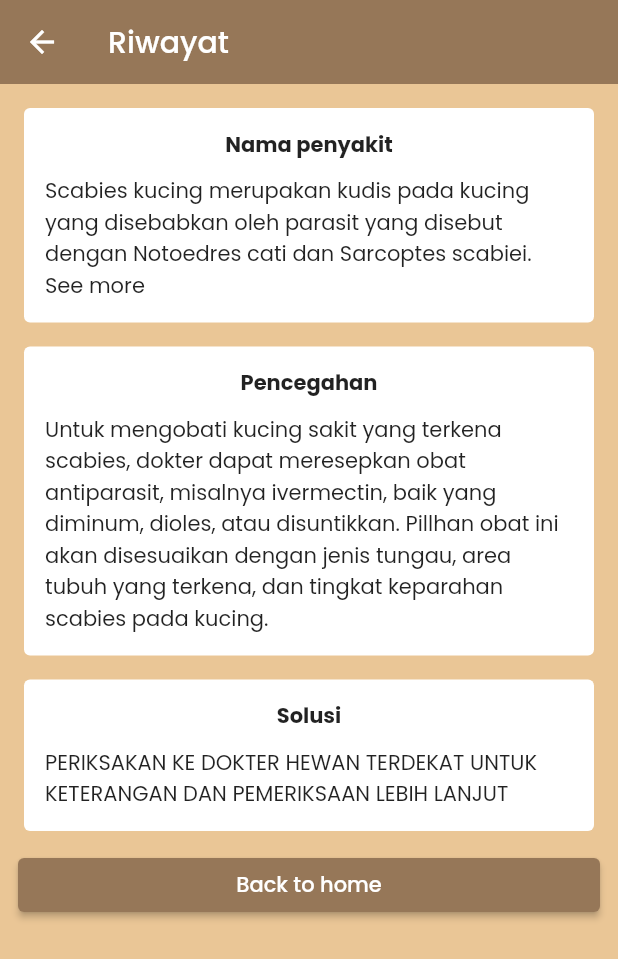
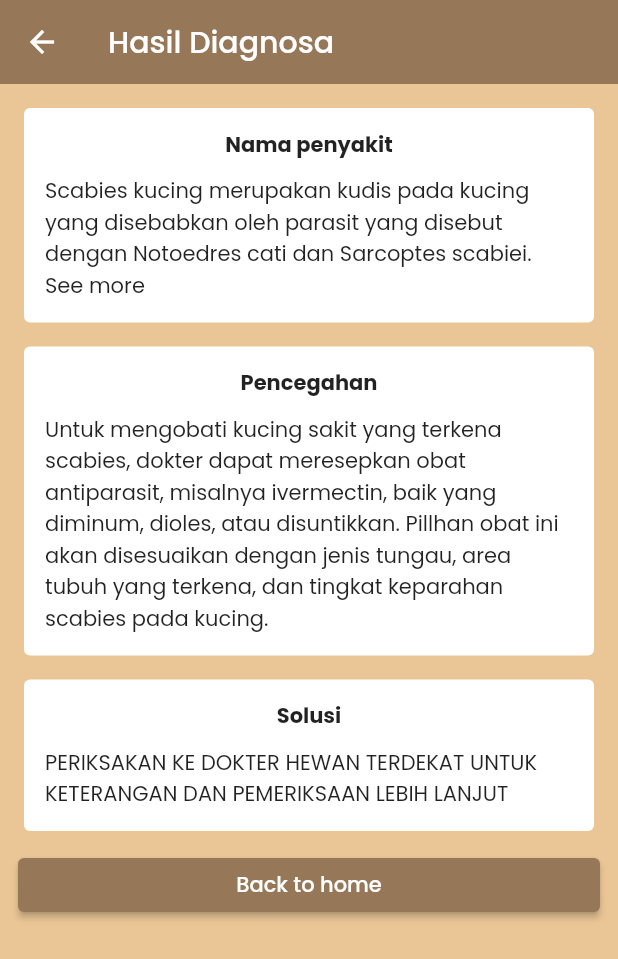
Before and after one commit to PerampokTAHU99/diagnose-cat-expert-system-mobile, a Flutter app: the DiagnosaHasil screen opened directly, on a phone screen of 412 x 824 dp. Shown: the top 959 px of the screen. Run offline on Flutter 3.47's test engine with Material 2 defaults, Android fonts, the phone set to English and light mode, and no system bars.

Commit message:
ubah text riwayat ke hasil diagnosa

```diff
--- a/lib/screens/diagnosa_hasil.dart
+++ b/lib/screens/diagnosa_hasil.dart
@@ -16,7 +16,7 @@ class _DiagnosaHasilState extends State<DiagnosaHasil> {
       backgroundColor: Theme.of(context).colorScheme.primary,
       appBar: AppBar(
         backgroundColor: Theme.of(context).colorScheme.secondary,
-        title: const Text("Riwayat"),
+        title: const Text("Hasil Diagnosa"),
         elevation: 0,
       ),
       body: ListView(
```
